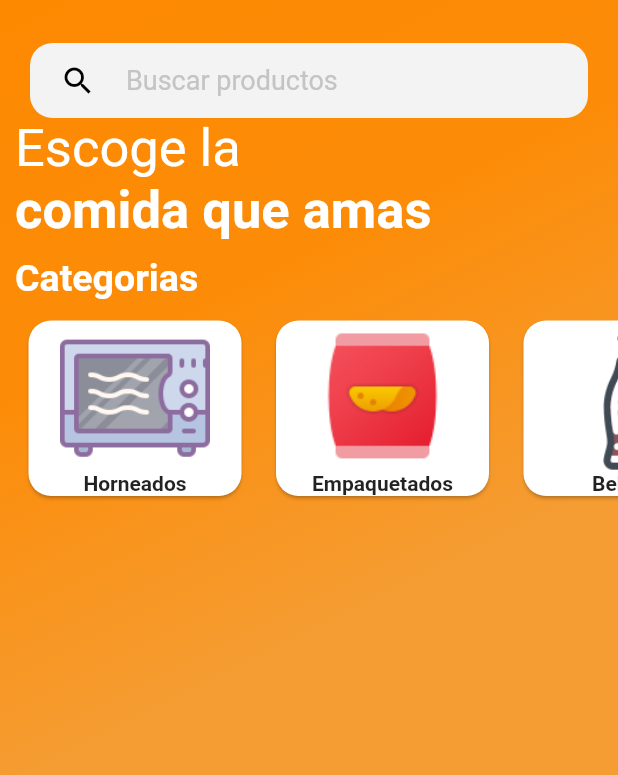
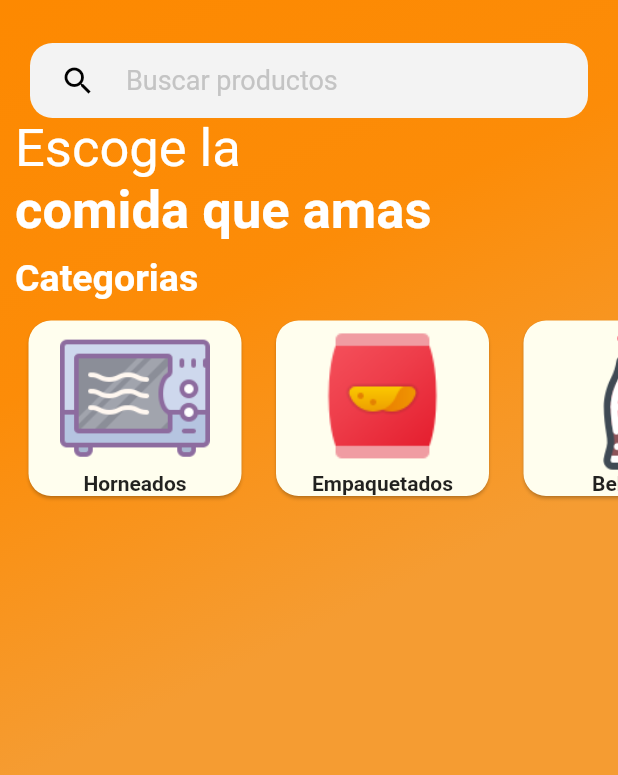
Before and after one commit to IngeSoft202110/Toppick, a Flutter app: the screen it shows after launch, after a tap on "Productos", on a phone screen of 412 x 824 dp, the part 137-912 px from its top. Run offline on Flutter 3.47's test engine with Material 2 defaults, Android fonts, the phone set to English and light mode, and no system bars.

Commit message:
Se agregan las clases hijos de producto, se arregla error de pantalla de pedido actual y se ponen los colores correctos a las cartas

```diff
--- a/Toppick_App/lib/Orders/UserInterfaces/active_orders_home.dart
+++ b/Toppick_App/lib/Orders/UserInterfaces/active_orders_home.dart
@@ -45,7 +45,7 @@ class ActiveOrdersHome extends StatelessWidget {
 
                 ),
                 Container(
-                  decoration: BoxDecoration(borderRadius: BorderRadius.only(topLeft: Radius.circular(40), topRight: Radius.circular(40)), color: Colors.white,),
+                  decoration: BoxDecoration(borderRadius: BorderRadius.only(topLeft: Radius.circular(40), topRight: Radius.circular(40)), color: Color(0xFFFFFEEE),),
                   child: Column(
                     mainAxisAlignment: MainAxisAlignment.start,
                     crossAxisAlignment: CrossAxisAlignment.start,
--- a/Toppick_App/lib/Orders/UserInterfaces/add_subtract_total.dart
+++ b/Toppick_App/lib/Orders/UserInterfaces/add_subtract_total.dart
@@ -19,6 +19,7 @@ class _AddSubstractState extends State<AddSubstract> {
   final Function(int value, String operationType) notifyParent;
   @override
   Widget build(BuildContext context) {
+    _price *= this._units;
     return Row(
       mainAxisAlignment: MainAxisAlignment.spaceBetween,
       children: [
--- a/Toppick_App/lib/Orders/UserInterfaces/order_card.dart
+++ b/Toppick_App/lib/Orders/UserInterfaces/order_card.dart
@@ -154,7 +154,7 @@ class _OrderCardState extends State<OrderCard> {
                   child: Header(this.actual),
                 ),
                 Container(
-                  decoration: BoxDecoration(borderRadius: BorderRadius.only(topLeft: Radius.circular(40), topRight: Radius.circular(40)), color: Colors.white,),
+                  decoration: BoxDecoration(borderRadius: BorderRadius.only(topLeft: Radius.circular(40), topRight: Radius.circular(40)), color: Color(0xFFFFFEEE),),
                   child: Column(
                     mainAxisAlignment: MainAxisAlignment.spaceAround,
                     crossAxisAlignment: CrossAxisAlignment.start,
--- /dev/null
+++ b/Toppick_App/lib/Products/Models/bebidas.dart
@@ -0,0 +1,8 @@
+import 'package:Toppick_App/Products/Models/producto.dart';
+
+class Bebidas extends Producto{
+  String contenidoMl;
+  String tipo;
+  Bebidas(this.contenidoMl, this.tipo, id, String name, int price, String description, int preparationTime, double score, String category)
+  :super(id, name, price, description, preparationTime, score, category);
+}
--- a/Toppick_App/lib/Products/Models/combo.dart
+++ b/Toppick_App/lib/Products/Models/combo.dart
@@ -2,7 +2,7 @@ import 'producto.dart';
 
 class Combo extends Producto {
   DateTime inicio, finalizacion;
-  List<Producto> productos = [];
+  List<dynamic> productos = [];
   Combo(this.inicio, this.finalizacion, this.productos, id, name, price,
       description, preparationTime, score, category)
       : super(id, name, price, description,
--- /dev/null
+++ b/Toppick_App/lib/Products/Models/empaquetados.dart
@@ -0,0 +1,8 @@
+import 'package:Toppick_App/Products/Models/producto.dart';
+
+class Empaquetados extends Producto{
+  String contenidoGr;
+  String tipo;
+  Empaquetados(this.contenidoGr, this.tipo, id, String name, int price, String description, int preparationTime, double score, String category)
+    :super(id, name, price, description, preparationTime, score, category);
+}
--- /dev/null
+++ b/Toppick_App/lib/Products/Models/horneados.dart
@@ -0,0 +1,8 @@
+import 'package:Toppick_App/Products/Models/producto.dart';
+
+class Horneados extends Producto{
+  String contenidoGr;
+  String tipo;
+  Horneados(this.contenidoGr, this.tipo, id, String name, int price, String description, int preparationTime, double score, String category)
+    :super(id, name, price, description, preparationTime, score, category);
+}
--- /dev/null
+++ b/Toppick_App/lib/Products/Models/otros.dart
@@ -0,0 +1,7 @@
+import 'package:Toppick_App/Products/Models/producto.dart';
+
+class Otros extends Producto{
+  String tipo;
+  Otros(this.tipo, id, String name, int price, String description, int preparationTime, double score, String category)
+    :super(id, name, price, description, preparationTime, score, category);
+}
--- a/Toppick_App/lib/Products/UserInterfaces/productcard.dart
+++ b/Toppick_App/lib/Products/UserInterfaces/productcard.dart
@@ -20,7 +20,7 @@ class ProductCard extends StatelessWidget {
     return Container(
       width: 150,
       child: Card(
-        color: Colors.white,
+        color: Color(0xFFFFFEEE),
         shape: RoundedRectangleBorder(borderRadius: BorderRadius.circular(15.0)),
         child: Column(
           children: <Widget>[
--- a/Toppick_App/lib/Products/UserInterfaces/productcategorycard.dart
+++ b/Toppick_App/lib/Products/UserInterfaces/productcategorycard.dart
@@ -30,7 +30,7 @@ class _ProductCategoryCardState extends State<ProductCategoryCard> {
     return Container(
       width: 150,
       child: Card(
-        color: Colors.white,
+        color: Color(0xFFFFFEEE),
         shape: RoundedRectangleBorder(borderRadius: BorderRadius.circular(15.0)),
         child: Column(
           mainAxisAlignment: MainAxisAlignment.spaceAround,
--- a/Toppick_App/lib/Shops/UserInterfaces/home_shop.dart
+++ b/Toppick_App/lib/Shops/UserInterfaces/home_shop.dart
@@ -13,7 +13,7 @@ class HomeShop extends StatelessWidget {
   @override
   Widget build(BuildContext context) {
     final fusionBody = Container(
-        child: ListView(children: <Widget>[Header(this.current), SearchButton("Buscar tienda", 2), HomeShopCard(this.selectedShop, this.current)],
+        child: ListView(children: <Widget>[Header(this.current), SearchButton("Buscar tienda", 2), HomeShopCard(this.selectedShop, this.current), SizedBox(height: 10,)],
       )
     );
 
--- a/Toppick_App/lib/Shops/UserInterfaces/shopcard.dart
+++ b/Toppick_App/lib/Shops/UserInterfaces/shopcard.dart
@@ -21,7 +21,7 @@ class ShopCard extends StatelessWidget {
     return Container(
       height: 185,
       child: Card(
-        color: Colors.white,
+        color: Color(0xFFFFFEEE),
         shadowColor: Colors.white24,
         shape: RoundedRectangleBorder(borderRadius: BorderRadius.circular(15.0)),
         child: Row(
--- a/Toppick_App/lib/Shops/UserInterfaces/shopcategorycard.dart
+++ b/Toppick_App/lib/Shops/UserInterfaces/shopcategorycard.dart
@@ -23,7 +23,7 @@ class ShopCategoryCard extends StatelessWidget {
     return Container(
       height: 150,
       child: Card(
-        color: Colors.white,
+        color: Color(0xFFFFFEEE),
         shape: RoundedRectangleBorder(borderRadius: BorderRadius.circular(15.0)),
         child: Row(
           children: <Widget>[
```
Also changed, not shown: Toppick_App/lib/Orders/UserInterfaces/active_order_card.dart (+4 -4 lines), Toppick_App/lib/Products/Models/a_la_carta.dart (added, +9 -0 lines), Toppick_App/lib/Products/Models/ingrediente.dart (added, +12 -0 lines).
